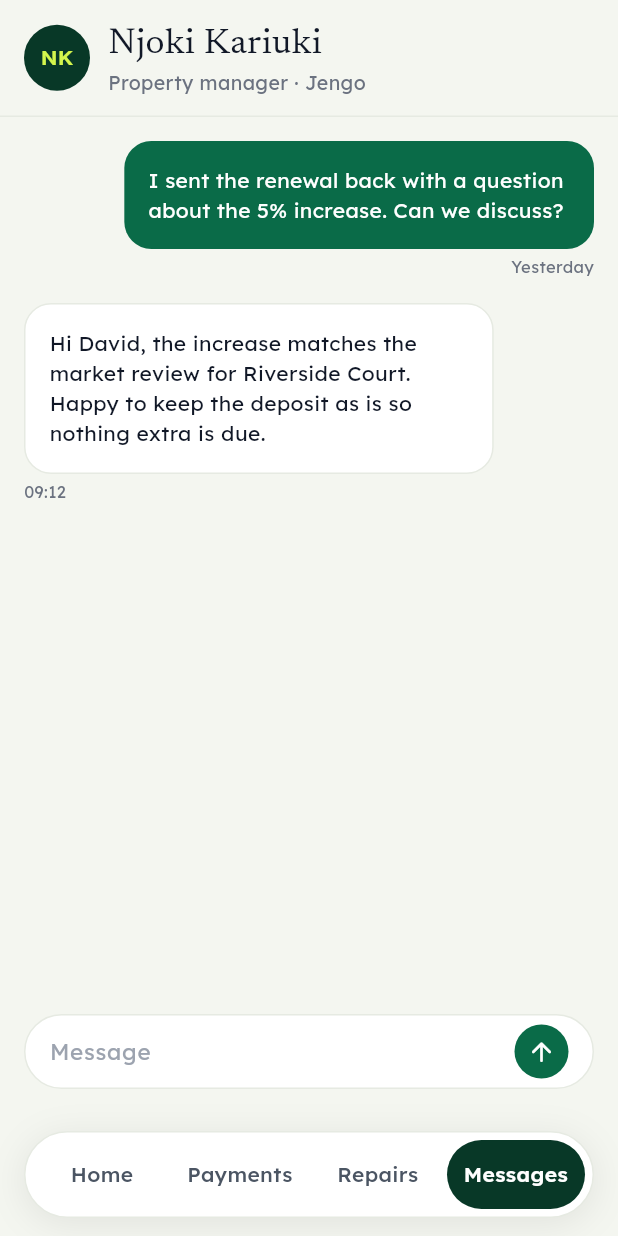
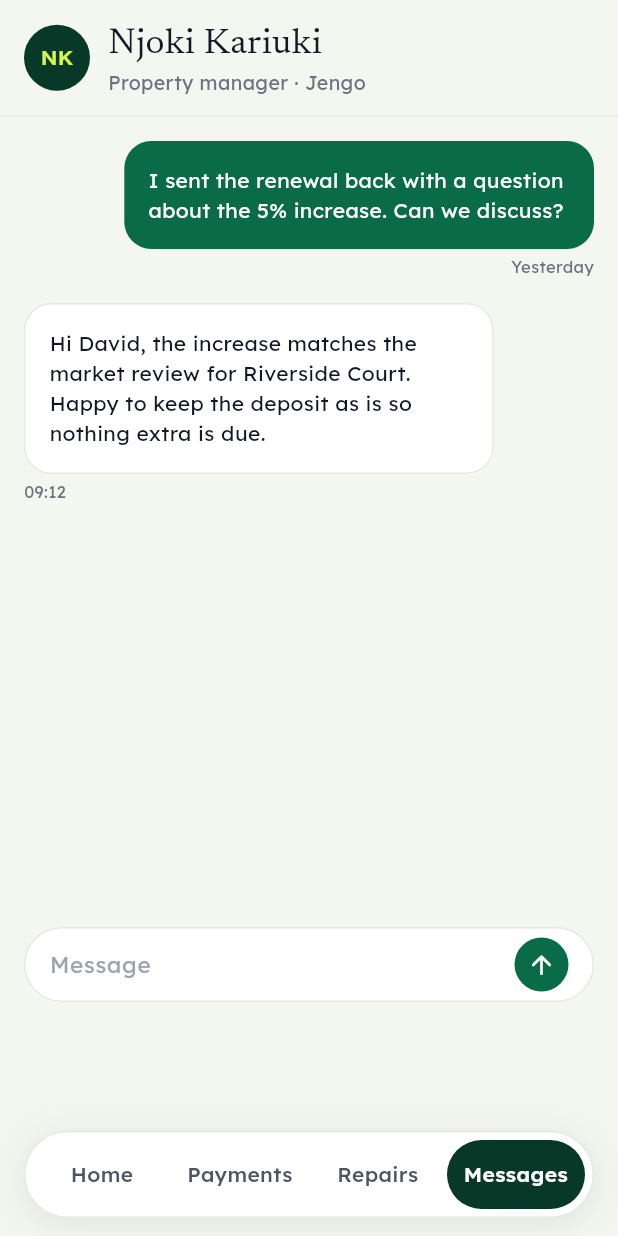
Before and after one commit to mutugileo/makazi, a Flutter app: the screen it shows after launch, item 4 of the bottom bar chosen, on a phone screen of 412 x 824 dp. Run offline on Flutter 3.47's test engine with Material 3 defaults, Android fonts, the phone set to English and light mode, and no system bars; our stand-ins replace flutter_riverpod, google_fonts.

Commit message:
fix: resolve message input bar and floating navbar overlap dynamically

```diff
--- a/lib/features/messages/presentation/screens/messages_screen.dart
+++ b/lib/features/messages/presentation/screens/messages_screen.dart
@@ -34,6 +34,12 @@ class _MessagesScreenState extends ConsumerState<MessagesScreen> {
   @override
   Widget build(BuildContext context) {
     final messages = ref.watch(messagesProvider);
+    final mediaQuery = MediaQuery.of(context);
+    final isKeyboardOpen = mediaQuery.viewInsets.bottom > 0;
+    final systemBottomPadding = mediaQuery.padding.bottom;
+    final inputBottomPadding = isKeyboardOpen
+        ? AppSpacing.sm
+        : systemBottomPadding + 86.0;
 
     return Scaffold(
       backgroundColor: AppColors.pageBackground,
@@ -113,11 +119,11 @@ class _MessagesScreenState extends ConsumerState<MessagesScreen> {
               ),
             ),
             Padding(
-              padding: const EdgeInsets.fromLTRB(
+              padding: EdgeInsets.fromLTRB(
                 AppSpacing.md,
                 AppSpacing.xs,
                 AppSpacing.md,
-                98,
+                inputBottomPadding,
               ),
               child: Container(
                 padding: const EdgeInsets.symmetric(
--- a/lib/features/shell/presentation/screens/app_shell_screen.dart
+++ b/lib/features/shell/presentation/screens/app_shell_screen.dart
@@ -21,6 +21,8 @@ class AppShellScreen extends ConsumerWidget {
         theme.extension<AppMotionThemeExtension>() ??
         const AppMotionThemeExtension.regular();
 
+    final isKeyboardOpen = MediaQuery.viewInsetsOf(context).bottom > 0;
+
     return Scaffold(
       backgroundColor: AppColors.pageBackground,
       extendBody: true,
@@ -42,12 +44,14 @@ class AppShellScreen extends ConsumerWidget {
         },
         child: _buildCurrentScreen(navState.currentTab),
       ),
-      bottomNavigationBar: FloatingPillNavBar(
-        currentTab: navState.currentTab,
-        onTabSelected: (tab) {
-          ref.read(navigationProvider.notifier).selectTab(tab);
-        },
-      ),
+      bottomNavigationBar: isKeyboardOpen
+          ? null
+          : FloatingPillNavBar(
+              currentTab: navState.currentTab,
+              onTabSelected: (tab) {
+                ref.read(navigationProvider.notifier).selectTab(tab);
+              },
+            ),
     );
   }
 
```
